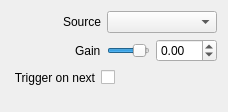
Qt form src/Widgets/Inspector/Atem/InspectorAtemAudioGainWidget.ui (CasparCG/client) before a commit.
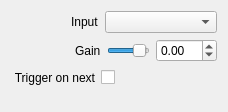
The same form after that commit.

```diff
--- a/src/Widgets/Inspector/Atem/InspectorAtemAudioGainWidget.ui
+++ b/src/Widgets/Inspector/Atem/InspectorAtemAudioGainWidget.ui
@@ -29,7 +29,7 @@
        </property>
        <property name="sizeHint" stdset="0">
         <size>
-         <width>52</width>
+         <width>60</width>
          <height>20</height>
         </size>
        </property>
@@ -38,7 +38,7 @@
      <item>
       <widget class="QLabel" name="labelSource">
        <property name="text">
-        <string>Source</string>
+        <string>Input</string>
        </property>
       </widget>
      </item>
```
Left out of the diff: 42 changed lines with no effect on the pictures.
